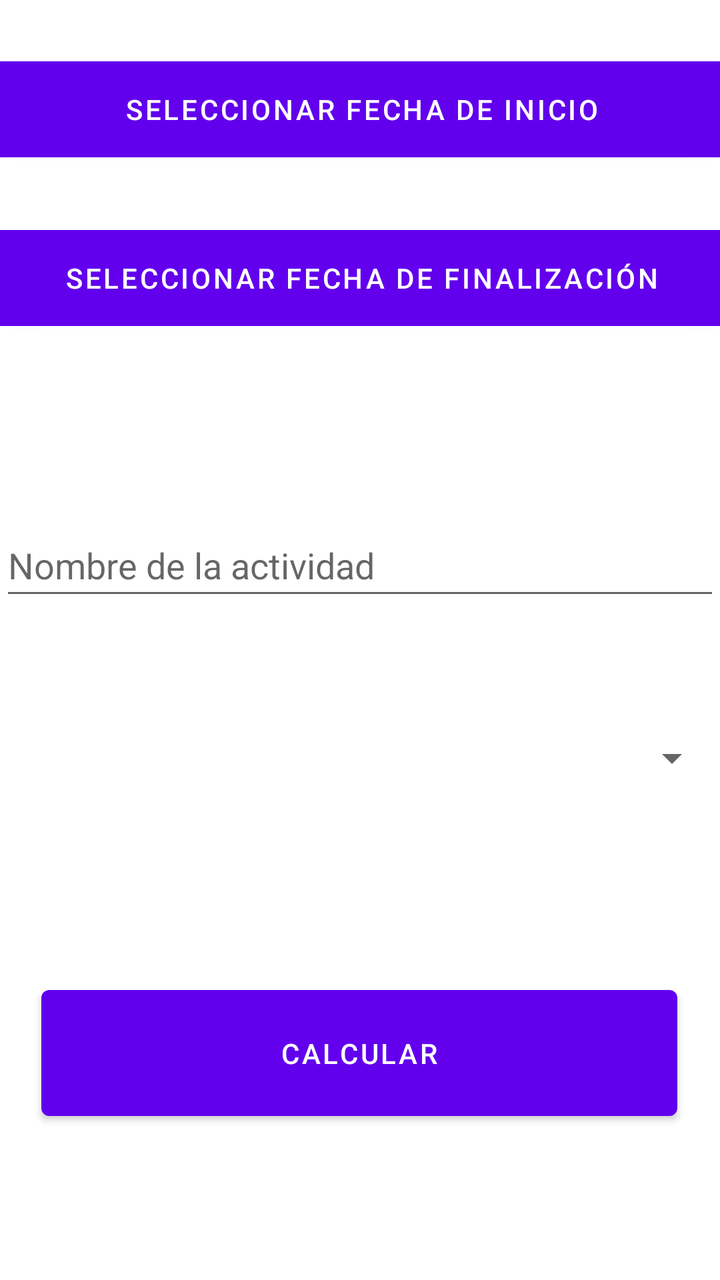
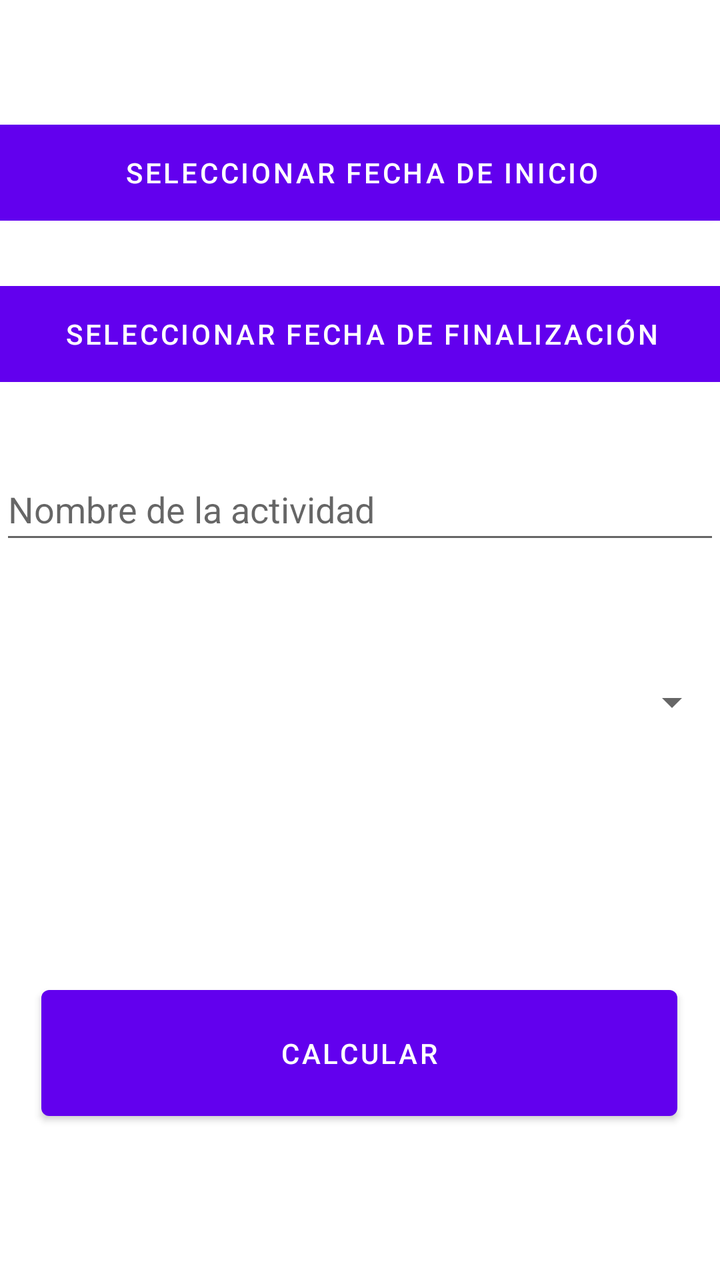

Compare the two renders of this Android layout. The source of the first and the diff that turns it into the second are given below.
<!-- AndroidManifest.xml: application theme Theme.NiUnDiaGratis -->
<!-- res/layout/fragment_add_actividad.xml -->
<?xml version="1.0" encoding="utf-8"?>
<androidx.constraintlayout.widget.ConstraintLayout xmlns:android="http://schemas.android.com/apk/res/android"
    xmlns:app="http://schemas.android.com/apk/res-auto"
    xmlns:tools="http://schemas.android.com/tools"
    android:layout_width="match_parent"
    android:layout_height="match_parent"
    tools:context=".AddActividadFragment">

    <EditText
        android:id="@+id/editTextNombre06"
        android:layout_width="match_parent"
        android:layout_height="wrap_content"
        android:layout_marginBottom="48dp"
        android:hint="Nombre de la actividad"
        android:minHeight="48dp"
        app:layout_constraintBottom_toTopOf="@+id/spinnerTipoActividad06"
        app:layout_constraintEnd_toEndOf="parent"
        app:layout_constraintHorizontal_bias="0.0"
        app:layout_constraintStart_toStartOf="parent" />


    

    <Spinner
        android:id="@+id/spinnerTipoActividad06"
        android:layout_width="360dp"
        android:layout_height="52dp"
        android:layout_marginBottom="84dp"
        android:prompt="@string/spinner_tipo_dia"
        app:layout_constraintBottom_toTopOf="@+id/buttonCalcular06"
        app:layout_constraintEnd_toEndOf="parent"
        app:layout_constraintStart_toStartOf="parent" />

    <Button
        android:id="@+id/buttonCalcular06"
        android:layout_width="318dp"
        android:layout_height="75dp"
        android:layout_marginBottom="76dp"
        android:text="@string/btn_calcular"
        app:layout_constraintBottom_toBottomOf="parent"
        app:layout_constraintEnd_toEndOf="parent"
        app:layout_constraintHorizontal_bias="0.494"
        app:layout_constraintStart_toStartOf="parent" />

    <Button
        android:id="@+id/btnFechaIni06"
        android:layout_width="370dp"
        android:layout_height="60dp"
        android:text="@string/btn_fecha_inicio"
        app:layout_constraintBottom_toTopOf="@+id/btnFechaFin06"
        app:layout_constraintEnd_toEndOf="parent"
        app:layout_constraintHorizontal_bias="0.487"
        app:layout_constraintStart_toStartOf="parent"
        app:layout_constraintTop_toTopOf="parent"
        app:layout_constraintVertical_bias="0.506" />

    <Button
        android:id="@+id/btnFechaFin06"
        android:layout_width="370dp"
        android:layout_height="60dp"
        android:layout_marginBottom="88dp"
        android:text="@string/btn_fecha_fin"
        app:layout_constraintBottom_toTopOf="@+id/editTextNombre06"
        app:layout_constraintEnd_toEndOf="parent"
        app:layout_constraintHorizontal_bias="0.487"
        app:layout_constraintStart_toStartOf="parent" />

</androidx.constraintlayout.widget.ConstraintLayout>
<!-- resources referenced by this layout -->
<resources>
  <string name="btn_calcular">Calcular</string>
  <string name="btn_fecha_fin">Seleccionar fecha de finalización</string>
  <string name="btn_fecha_inicio">Seleccionar fecha de inicio</string>
  <string name="spinner_tipo_dia">Seleccionar el tipo de día</string>
  <style name="Theme.NiUnDiaGratis" parent="Theme.MaterialComponents.DayNight.DarkActionBar">
          
          <item name="colorPrimary">@color/purple_500</item>
          <item name="colorPrimaryVariant">@color/purple_700</item>
          <item name="colorOnPrimary">@color/white</item>
          
          <item name="colorSecondary">@color/teal_200</item>
          <item name="colorSecondaryVariant">@color/teal_700</item>
          <item name="colorOnSecondary">@color/black</item>
          
          <item name="android:statusBarColor">?attr/colorPrimaryVariant</item>
          
      </style>
  <color name="purple_500">#FF6200EE</color>
  <color name="purple_700">#FF3700B3</color>
  <color name="white">#FFFFFFFF</color>
  <color name="teal_200">#FF03DAC5</color>
  <color name="teal_700">#FF018786</color>
  <color name="black">#FF000000</color>
</resources>

<!-- the commit's change to res/layout/fragment_add_actividad.xml (unified diff, before → after) -->
@@ -5,6 +5,17 @@
     android:layout_width="match_parent"
     android:layout_height="match_parent"
     tools:context=".AddActividadFragment">
+
+    <Spinner
+        android:id="@+id/spinnerMo06"
+        android:layout_width="157dp"
+        android:layout_height="52dp"
+        android:layout_marginBottom="28dp"
+        android:visibility="invisible"
+        app:layout_constraintBottom_toTopOf="@+id/buttonCalcular06"
+        app:layout_constraintEnd_toEndOf="parent"
+        app:layout_constraintHorizontal_bias="0.814"
+        app:layout_constraintStart_toStartOf="parent" />
 
     <EditText
         android:id="@+id/editTextNombre06"
@@ -19,15 +30,15 @@
         app:layout_constraintStart_toStartOf="parent" />
 
 
-    
+
 
     <Spinner
         android:id="@+id/spinnerTipoActividad06"
         android:layout_width="360dp"
         android:layout_height="52dp"
-        android:layout_marginBottom="84dp"
+        android:layout_marginBottom="32dp"
         android:prompt="@string/spinner_tipo_dia"
-        app:layout_constraintBottom_toTopOf="@+id/buttonCalcular06"
+        app:layout_constraintBottom_toTopOf="@+id/spinnerMo06"
         app:layout_constraintEnd_toEndOf="parent"
         app:layout_constraintStart_toStartOf="parent" />
 
@@ -52,17 +63,30 @@
         app:layout_constraintHorizontal_bias="0.487"
         app:layout_constraintStart_toStartOf="parent"
         app:layout_constraintTop_toTopOf="parent"
-        app:layout_constraintVertical_bias="0.506" />
+        app:layout_constraintVertical_bias="0.73" />
 
     <Button
         android:id="@+id/btnFechaFin06"
         android:layout_width="370dp"
         android:layout_height="60dp"
-        android:layout_marginBottom="88dp"
+        android:layout_marginBottom="32dp"
         android:text="@string/btn_fecha_fin"
         app:layout_constraintBottom_toTopOf="@+id/editTextNombre06"
         app:layout_constraintEnd_toEndOf="parent"
         app:layout_constraintHorizontal_bias="0.487"
         app:layout_constraintStart_toStartOf="parent" />
 
+    <TextView
+        android:id="@+id/txtvwDiasPu06"
+        android:layout_width="145dp"
+        android:layout_height="52dp"
+        android:layout_marginBottom="28dp"
+        android:text="@string/txt_dias_PU"
+        android:textSize="16sp"
+        android:visibility="invisible"
+        app:layout_constraintBottom_toTopOf="@+id/buttonCalcular06"
+        app:layout_constraintEnd_toStartOf="@+id/spinnerMo06"
+        app:layout_constraintHorizontal_bias="0.741"
+        app:layout_constraintStart_toStartOf="parent" />
+
 </androidx.constraintlayout.widget.ConstraintLayout>
<!-- resource entries referenced after the edit -->
@@ -4,6 +4,7 @@
   <string name="btn_fecha_fin">Seleccionar fecha de finalización</string>
   <string name="btn_fecha_inicio">Seleccionar fecha de inicio</string>
   <string name="spinner_tipo_dia">Seleccionar el tipo de día</string>
+  <string name="txt_dias_PU">Días de otros permisos de unidad</string>
   <style name="Theme.NiUnDiaGratis" parent="Theme.MaterialComponents.DayNight.DarkActionBar">
           
           <item name="colorPrimary">@color/purple_500</item>
